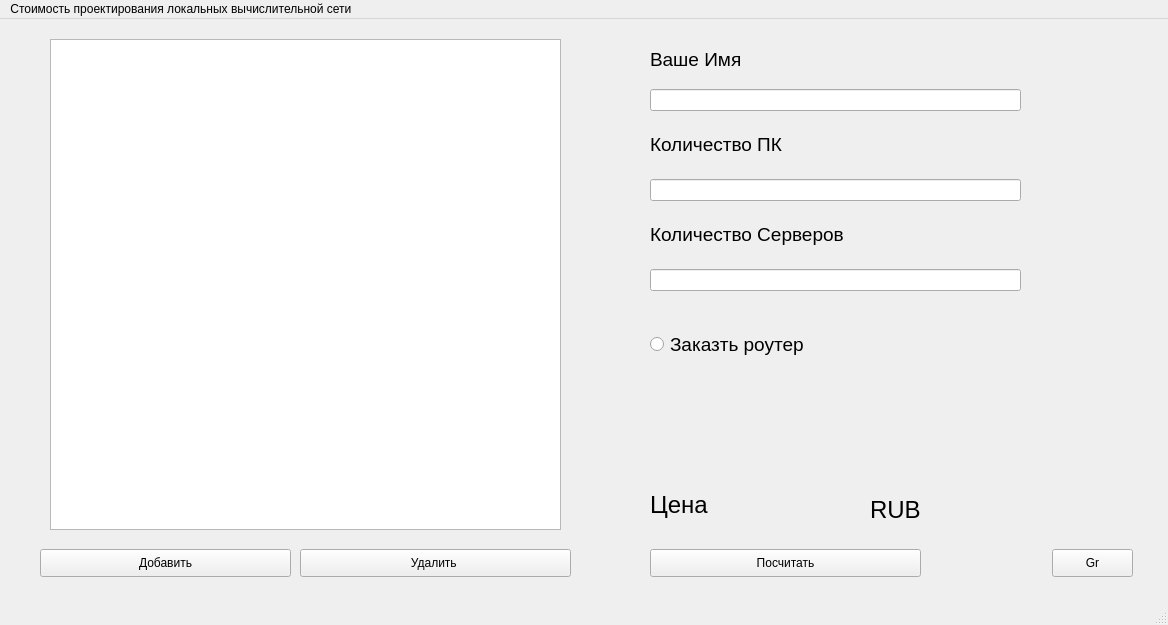
Old version of the form CalculateCostOfLoclalNetwork/mainwindow.ui in the repository FANDIM-wolf/FANDIM-wolf.
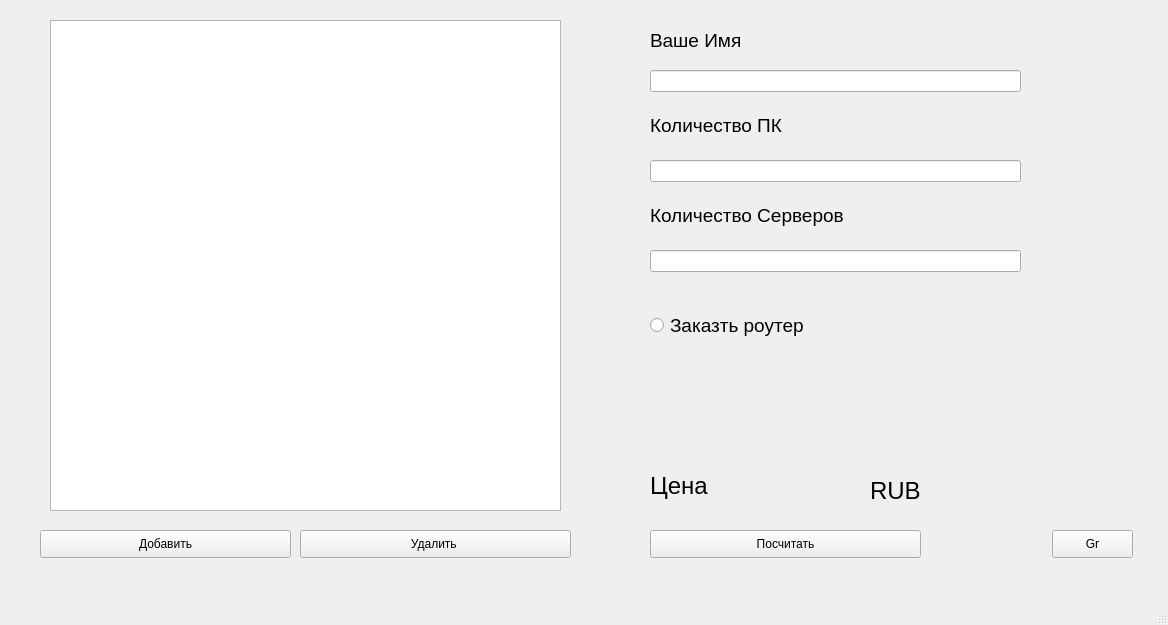
New version of the form.

Patch:
```diff
--- a/CalculateCostOfLoclalNetwork/mainwindow.ui
+++ b/CalculateCostOfLoclalNetwork/mainwindow.ui
@@ -229,12 +229,6 @@
      <height>26</height>
     </rect>
    </property>
-   <widget class="QMenu" name="menu">
-    <property name="title">
-     <string>Стоимость проектирования локальных вычислительной сети </string>
-    </property>
-   </widget>
-   <addaction name="menu"/>
   </widget>
   <widget class="QStatusBar" name="statusbar"/>
  </widget>
```
Left out of the diff: 2 changed lines with no effect on the pictures.
